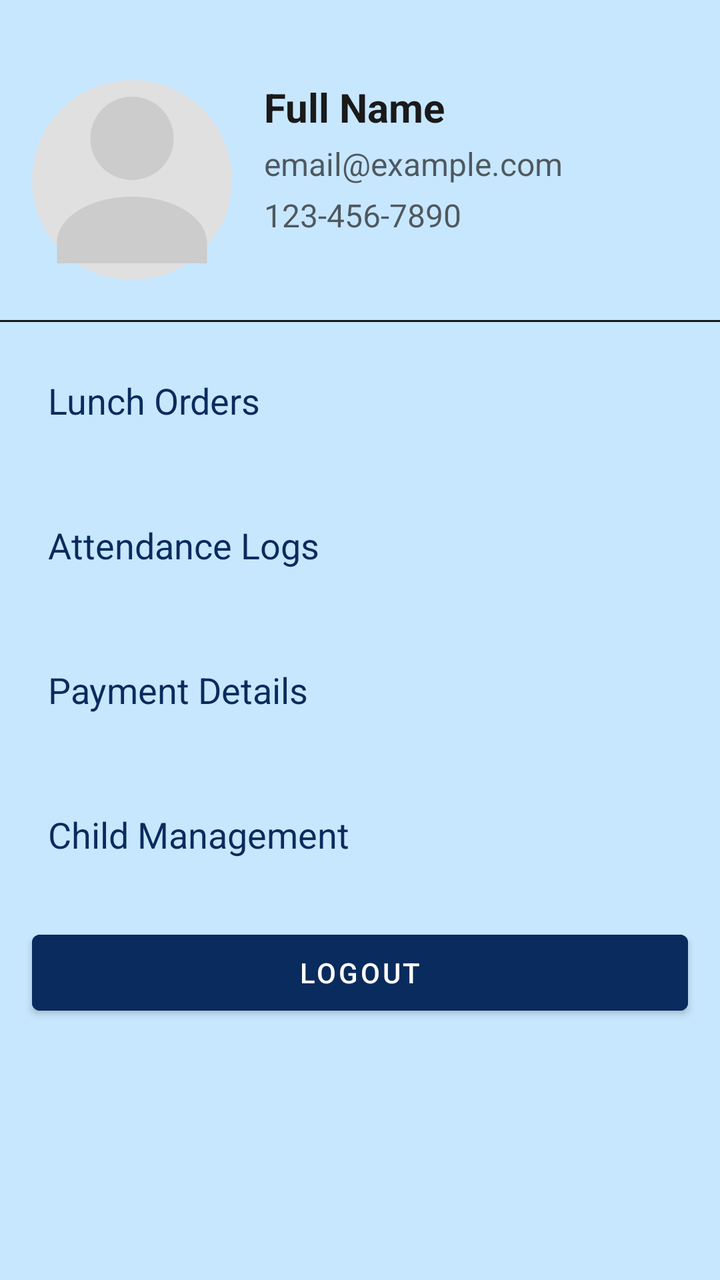
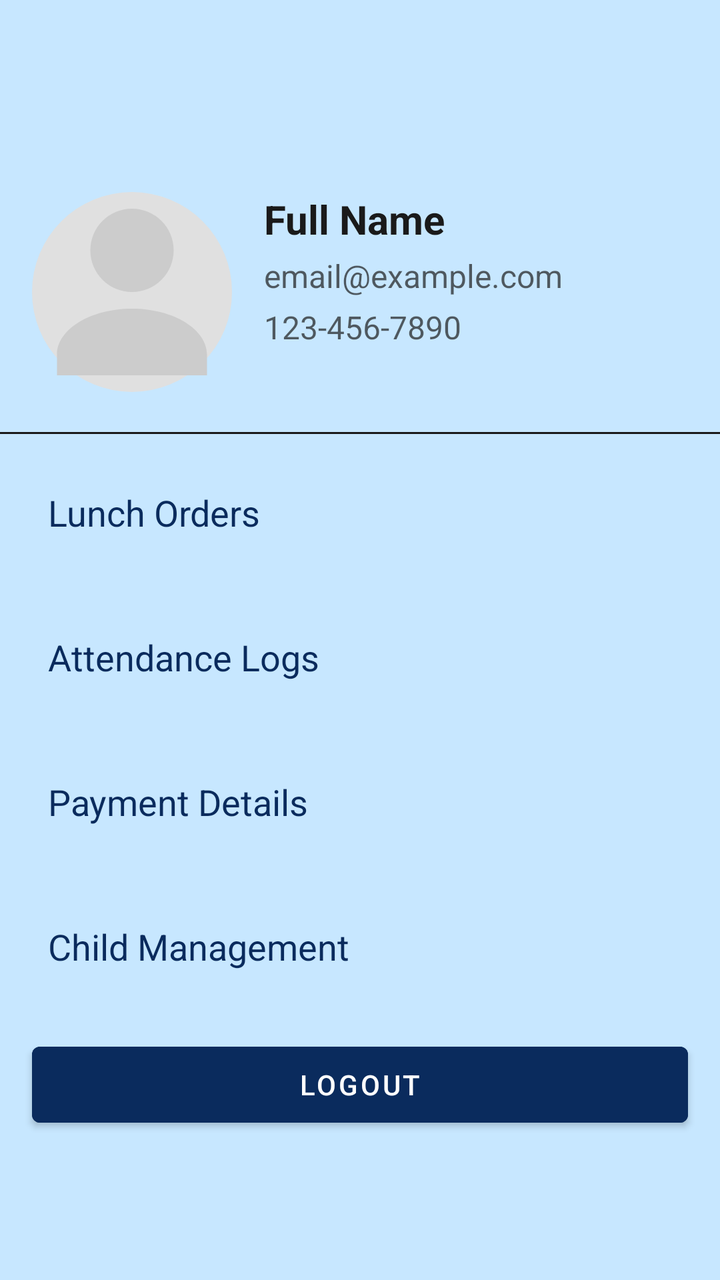

The first picture is an Android layout as it rendered before a commit; the second is the same layout after the commit. The layout source and the unified diff follow.
<!-- AndroidManifest.xml: application theme Theme.NurtureNest -->
<!-- res/layout/fragment_profile.xml -->
<?xml version="1.0" encoding="utf-8"?>
<androidx.constraintlayout.widget.ConstraintLayout
    xmlns:android="http://schemas.android.com/apk/res/android"
    xmlns:app="http://schemas.android.com/apk/res-auto"
    xmlns:tools="http://schemas.android.com/tools"
    android:layout_width="match_parent"
    android:layout_height="match_parent"
    android:background="?attr/colorBackground"
    tools:context=".fragments.ProfileFragment">

    
    <ImageView
        android:id="@+id/ivProfilePic"
        android:layout_width="100dp"
        android:layout_height="100dp"
        android:src="@drawable/ic_profile_placeholder"
        android:contentDescription="Profile Picture"
        android:scaleType="centerCrop"
        app:layout_constraintTop_toTopOf="parent"
        app:layout_constraintStart_toStartOf="parent"
        android:layout_marginTop="40dp"
        android:layout_marginStart="16dp"
        android:background="@drawable/rounded_imageview" />

    
    <TextView
        android:id="@+id/tvUserName"
        android:layout_width="0dp"
        android:layout_height="wrap_content"
        android:text="Full Name"
        android:textSize="20sp"
        android:textStyle="bold"
        android:textColor="?attr/colorOnBackground"
        android:layout_marginStart="16dp"
        app:layout_constraintStart_toEndOf="@id/ivProfilePic"
        app:layout_constraintTop_toTopOf="@id/ivProfilePic"
        app:layout_constraintEnd_toEndOf="parent" />

    
    <TextView
        android:id="@+id/tvUserEmail"
        android:layout_width="0dp"
        android:layout_height="wrap_content"
        android:text="email@example.com"
        android:textSize="16sp"
        android:textColor="?attr/colorOnBackground"
        android:alpha="0.7"
        android:layout_marginStart="16dp"
        android:layout_marginTop="4dp"
        app:layout_constraintStart_toEndOf="@id/ivProfilePic"
        app:layout_constraintTop_toBottomOf="@id/tvUserName"
        app:layout_constraintEnd_toEndOf="parent" />

    
    <TextView
        android:id="@+id/tvUserPhone"
        android:layout_width="0dp"
        android:layout_height="wrap_content"
        android:text="123-456-7890"
        android:textSize="16sp"
        android:textColor="?attr/colorOnBackground"
        android:alpha="0.7"
        android:layout_marginStart="16dp"
        android:layout_marginTop="4dp"
        app:layout_constraintStart_toEndOf="@id/ivProfilePic"
        app:layout_constraintTop_toBottomOf="@id/tvUserEmail"
        app:layout_constraintEnd_toEndOf="parent" />


    
    <View
        android:layout_width="0dp"
        android:layout_height="1dp"
        android:background="?attr/colorOnBackground"
        android:layout_marginTop="20dp"
        app:layout_constraintTop_toBottomOf="@id/ivProfilePic"
        app:layout_constraintStart_toStartOf="parent"
        app:layout_constraintEnd_toEndOf="parent" />

    
    <TextView
        android:id="@+id/tvLunchOrders"
        android:layout_width="0dp"
        android:layout_height="wrap_content"
        android:text="Lunch Orders"
        android:textSize="18sp"
        android:textColor="?attr/colorPrimary"
        android:clickable="true"
        android:focusable="true"
        android:paddingVertical="16dp"
        android:background="?attr/selectableItemBackground"
        android:layout_marginTop="32dp"
        android:layout_marginStart="24dp"
        android:layout_marginEnd="24dp"
        app:layout_constraintTop_toBottomOf="@id/ivProfilePic"
        app:layout_constraintStart_toStartOf="parent"
        app:layout_constraintEnd_toEndOf="parent"/>

    <TextView
        android:id="@+id/tvAttendanceLogs"
        android:layout_width="0dp"
        android:layout_height="wrap_content"
        android:text="Attendance Logs"
        android:textSize="18sp"
        android:textColor="?attr/colorPrimary"
        android:clickable="true"
        android:focusable="true"
        android:paddingVertical="16dp"
        android:background="?attr/selectableItemBackground"
        android:layout_marginTop="16dp"
        android:layout_marginStart="24dp"
        android:layout_marginEnd="24dp"
        app:layout_constraintTop_toBottomOf="@id/tvLunchOrders"
        app:layout_constraintStart_toStartOf="parent"
        app:layout_constraintEnd_toEndOf="parent"/>

    <TextView
        android:id="@+id/tvPaymentDetails"
        android:layout_width="0dp"
        android:layout_height="wrap_content"
        android:text="Payment Details"
        android:textSize="18sp"
        android:textColor="?attr/colorPrimary"
        android:clickable="true"
        android:focusable="true"
        android:paddingVertical="16dp"
        android:background="?attr/selectableItemBackground"
        android:layout_marginTop="16dp"
        android:layout_marginStart="24dp"
        android:layout_marginEnd="24dp"
        app:layout_constraintTop_toBottomOf="@id/tvAttendanceLogs"
        app:layout_constraintStart_toStartOf="parent"
        app:layout_constraintEnd_toEndOf="parent"/>

    <TextView
        android:id="@+id/tvChildManagement"
        android:layout_width="0dp"
        android:layout_height="wrap_content"
        android:text="Child Management"
        android:textSize="18sp"
        android:textColor="?attr/colorPrimary"
        android:clickable="true"
        android:focusable="true"
        android:paddingVertical="16dp"
        android:background="?attr/selectableItemBackground"
        android:layout_marginTop="16dp"
        android:layout_marginStart="24dp"
        android:layout_marginEnd="24dp"
        app:layout_constraintTop_toBottomOf="@id/tvPaymentDetails"
        app:layout_constraintStart_toStartOf="parent"
        app:layout_constraintEnd_toEndOf="parent"/>

    <Button
        android:id="@+id/btnLogout"
        android:layout_width="0dp"
        android:layout_height="50dp"
        android:layout_margin="16dp"
        android:text="Logout"
        android:textColor="?attr/colorOnPrimary"
        android:backgroundTint="?attr/colorPrimary"
        app:layout_constraintTop_toBottomOf="@id/tvChildManagement"
        app:layout_constraintStart_toStartOf="parent"
        app:layout_constraintEnd_toEndOf="parent"/>

</androidx.constraintlayout.widget.ConstraintLayout>
<!-- resources referenced by this layout -->
<resources>
  <!-- drawable ic_profile_placeholder (drawable) -->
  <vector xmlns:android="http://schemas.android.com/apk/res/android"
      android:width="100dp"
      android:height="100dp"
      android:viewportWidth="24"
      android:viewportHeight="24">
      <path
          android:fillColor="#CCCCCC"
          android:pathData="M12,12a5,5 0 1,0 0,-10a5,5 0 0,0 0,10zM12,14c-5,0 -9,2.5 -9,5.5v2.5h18v-2.5c0,-3 -4,-5.5 -9,-5.5z"/>
  </vector>
  <!-- drawable rounded_imageview (drawable) -->
  <shape xmlns:android="http://schemas.android.com/apk/res/android"
      android:shape="oval">
      <solid android:color="#E0E0E0"/>
  </shape>
  <style name="Theme.NurtureNest" parent="Theme.MaterialComponents.DayNight.NoActionBar">
          <item name="colorPrimary">#0A2B5D</item>
          <item name="colorOnPrimary">#FFFFFF</item>
          <item name="colorSurface">#000000</item>
          <item name="colorOnSurface">#FFFFFF</item>
          <item name="colorBackground">#C7E7FF</item>
          <item name="colorOnBackground">#1A1A1A</item>
          <item name="android:windowBackground">#C7E7FF</item>
      </style>
</resources>

<!-- the commit's change to res/layout/fragment_profile.xml (unified diff, before → after) -->
@@ -6,6 +6,8 @@
     android:layout_width="match_parent"
     android:layout_height="match_parent"
     android:background="?attr/colorBackground"
+    android:fitsSystemWindows="true"
+    android:paddingTop="?attr/actionBarSize"
     tools:context=".fragments.ProfileFragment">
 
     
